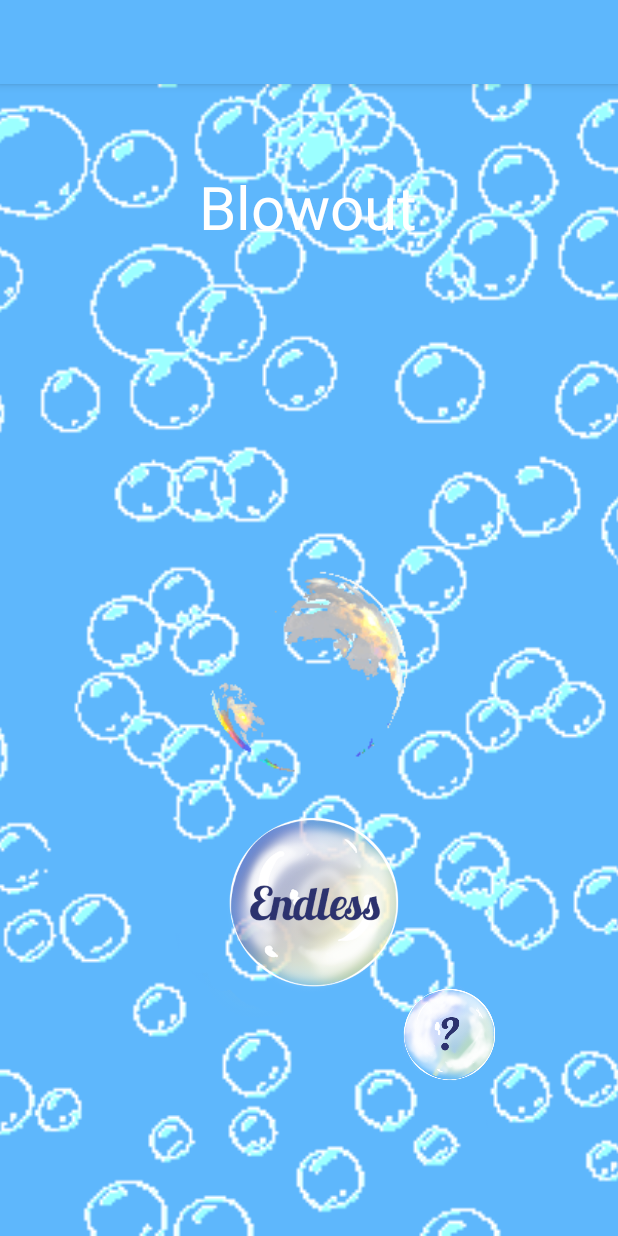
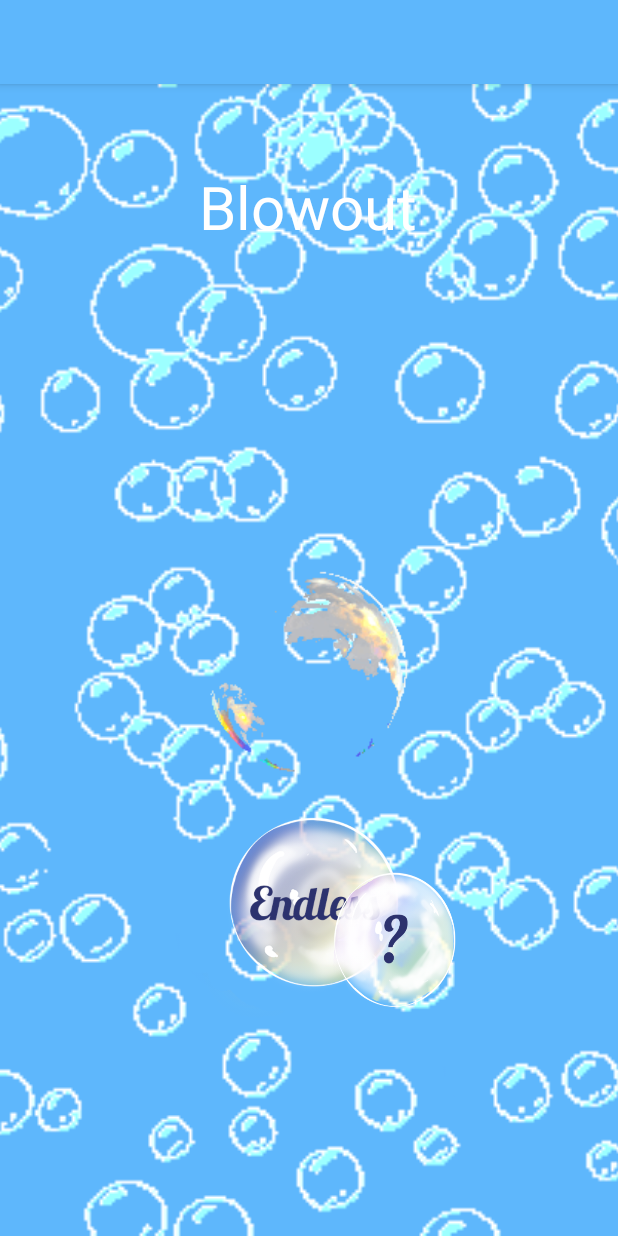
Before and after one commit to Slafed/Bubbles, an Android app: the MainActivity screen opened directly, with no data from a screen before it, on a phone screen of 412 x 824 dp. Run offline under Robolectric (Android 15) with nearby library versions, the phone set to English and light mode, and no system bars; Roboto replaces fonts that are not available here.

Commit message:
i did stuff too

```diff
--- a/app/src/main/res/layout/activity_main.xml
+++ b/app/src/main/res/layout/activity_main.xml
@@ -60,8 +60,8 @@
 
     <Button
         android:id="@+id/tutorial"
-        android:layout_width="228dp"
-        android:layout_height="260dp"
+        android:layout_width="302dp"
+        android:layout_height="382dp"
         android:background="@drawable/help"
         app:layout_constraintBottom_toBottomOf="parent"
         app:layout_constraintEnd_toEndOf="parent"
```
